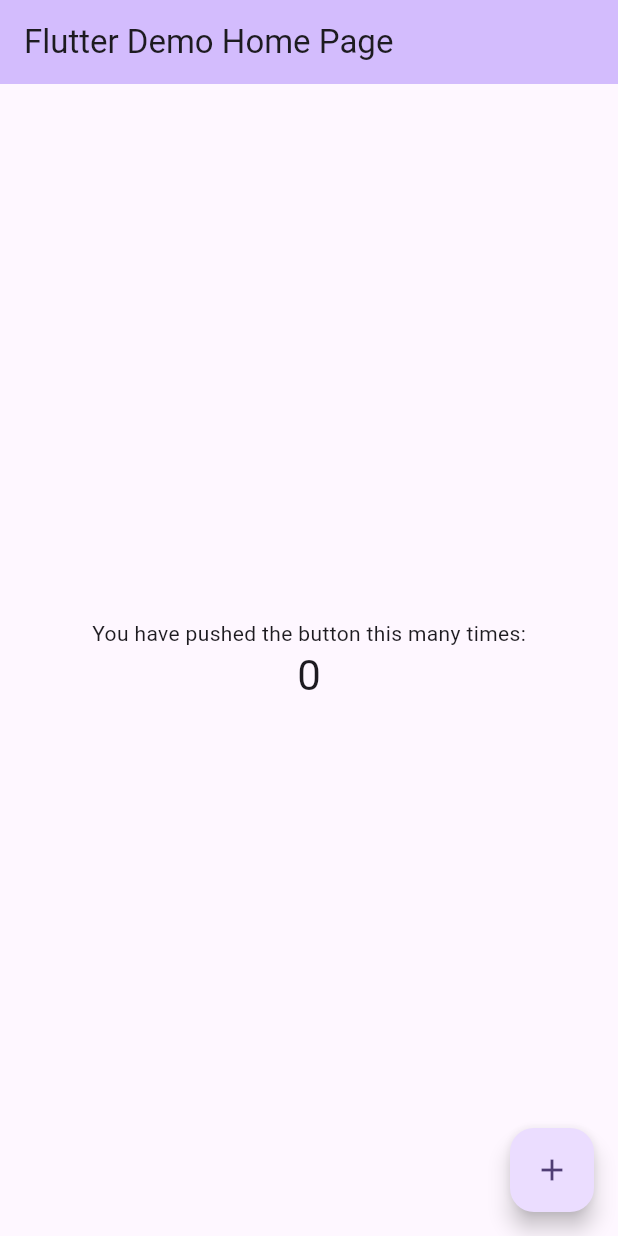
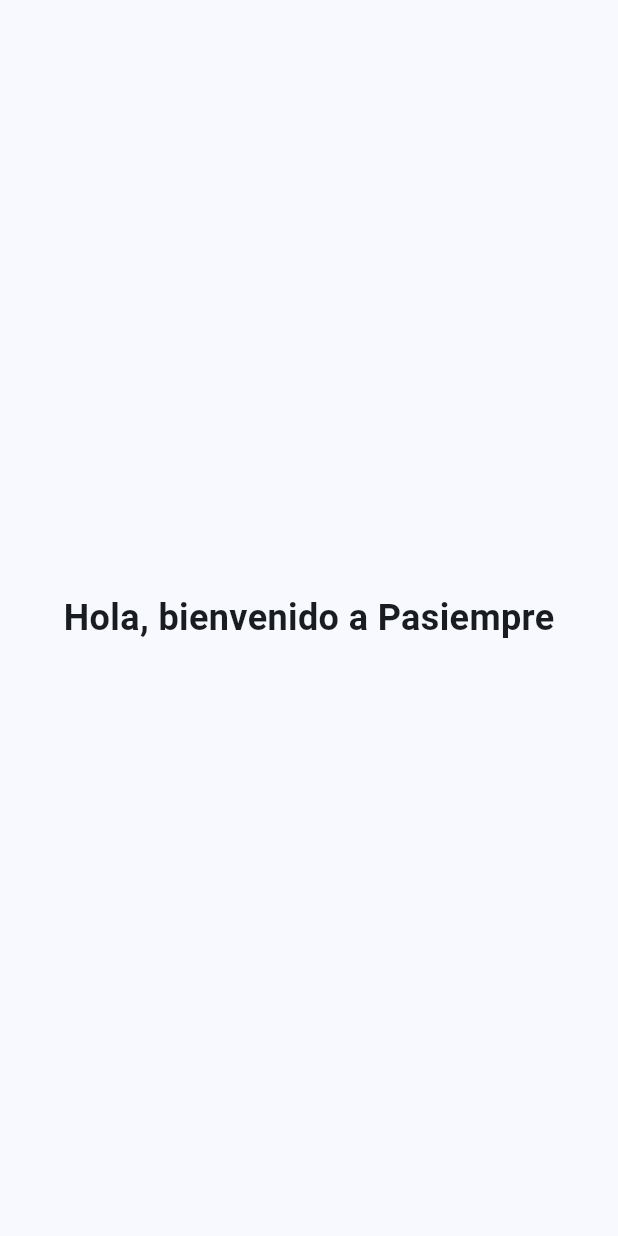
Before and after one commit to Bsmo0211/proyecto_conocimiento, a Flutter app: the screen it shows after launch, on a phone screen of 412 x 824 dp. Run offline on Flutter 3.47's test engine with Material 3 defaults, Android fonts, the phone set to English and light mode, and no system bars.

Commit message:
se elimina lo traido a la creacion de proyecto flutter

```diff
--- a/pacientes_mobile/lib/main.dart
+++ b/pacientes_mobile/lib/main.dart
@@ -1,122 +1,20 @@
 import 'package:flutter/material.dart';
+import 'package:pacientes_mobile/pages/home.dart';
 
 void main() {
-  runApp(const MyApp());
+  runApp(const PaSiempreApp());
 }
 
-class MyApp extends StatelessWidget {
-  const MyApp({super.key});
+class PaSiempreApp extends StatelessWidget {
+  const PaSiempreApp({super.key});
 
-  // This widget is the root of your application.
   @override
   Widget build(BuildContext context) {
     return MaterialApp(
-      title: 'Flutter Demo',
-      theme: ThemeData(
-        // This is the theme of your application.
-        //
-        // TRY THIS: Try running your application with "flutter run". You'll see
-        // the application has a purple toolbar. Then, without quitting the app,
-        // try changing the seedColor in the colorScheme below to Colors.green
-        // and then invoke "hot reload" (save your changes or press the "hot
-        // reload" button in a Flutter-supported IDE, or press "r" if you used
-        // the command line to start the app).
-        //
-        // Notice that the counter didn't reset back to zero; the application
-        // state is not lost during the reload. To reset the state, use hot
-        // restart instead.
-        //
-        // This works for code too, not just values: Most code changes can be
-        // tested with just a hot reload.
-        colorScheme: .fromSeed(seedColor: Colors.deepPurple),
-      ),
-      home: const MyHomePage(title: 'Flutter Demo Home Page'),
+      title: 'Pasiempre App',
+      theme: ThemeData(colorScheme: .fromSeed(seedColor: Colors.blue)),
+      debugShowCheckedModeBanner: false,
+      home: const Home(),
     );
   }
 }
-
-class MyHomePage extends StatefulWidget {
-  const MyHomePage({super.key, required this.title});
-
-  // This widget is the home page of your application. It is stateful, meaning
-  // that it has a State object (defined below) that contains fields that affect
-  // how it looks.
-
-  // This class is the configuration for the state. It holds the values (in this
-  // case the title) provided by the parent (in this case the App widget) and
-  // used by the build method of the State. Fields in a Widget subclass are
-  // always marked "final".
-
-  final String title;
-
-  @override
-  State<MyHomePage> createState() => _MyHomePageState();
-}
-
-class _MyHomePageState extends State<MyHomePage> {
-  int _counter = 0;
-
-  void _incrementCounter() {
-    setState(() {
-      // This call to setState tells the Flutter framework that something has
-      // changed in this State, which causes it to rerun the build method below
-      // so that the display can reflect the updated values. If we changed
-      // _counter without calling setState(), then the build method would not be
-      // called again, and so nothing would appear to happen.
-      _counter++;
-    });
-  }
-
-  @override
-  Widget build(BuildContext context) {
-    // This method is rerun every time setState is called, for instance as done
-    // by the _incrementCounter method above.
-    //
-    // The Flutter framework has been optimized to make rerunning build methods
-    // fast, so that you can just rebuild anything that needs updating rather
-    // than having to individually change instances of widgets.
-    return Scaffold(
-      appBar: AppBar(
-        // TRY THIS: Try changing the color here to a specific color (to
-        // Colors.amber, perhaps?) and trigger a hot reload to see the AppBar
-        // change color while the other colors stay the same.
-        backgroundColor: Theme.of(context).colorScheme.inversePrimary,
-        // Here we take the value from the MyHomePage object that was created by
-        // the App.build method, and use it to set our appbar title.
-        title: Text(widget.title),
-      ),
-      body: Center(
-        // Center is a layout widget. It takes a single child and positions it
-        // in the middle of the parent.
-        child: Column(
-          // Column is also a layout widget. It takes a list of children and
-          // arranges them vertically. By default, it sizes itself to fit its
-          // children horizontally, and tries to be as tall as its parent.
-          //
-          // Column has various properties to control how it sizes itself and
-          // how it positions its children. Here we use mainAxisAlignment to
-          // center the children vertically; the main axis here is the vertical
-          // axis because Columns are vertical (the cross axis would be
-          // horizontal).
-          //
-          // TRY THIS: Invoke "debug painting" (choose the "Toggle Debug Paint"
-          // action in the IDE, or press "p" in the console), to see the
-          // wireframe for each widget.
-          mainAxisAlignment: .center,
-          children: [
-            const Text('You have pushed the button this many times:'),
-            Text(
-              '$_counter',
-              style: Theme.of(context).textTheme.headlineMedium,
-            ),
-          ],
-        ),
-      ),
-      floatingActionButton: FloatingActionButton(
-        onPressed: _incrementCounter,
-        tooltip: 'Increment',
-        child: const Icon(Icons.add),
-      ),
-    );
-  }
-}
--- /dev/null
+++ b/pacientes_mobile/lib/pages/home.dart
@@ -0,0 +1,28 @@
+import 'package:flutter/material.dart';
+
+class Home extends StatefulWidget {
+  const Home({super.key});
+
+  @override
+  State<Home> createState() => _HomeState();
+}
+
+class _HomeState extends State<Home> {
+  @override
+  Widget build(BuildContext context) {
+    return Scaffold(
+      body: Column(
+        crossAxisAlignment: CrossAxisAlignment.center,
+        mainAxisAlignment: MainAxisAlignment.center,
+        children: [
+          Center(
+            child: Text(
+              'Hola, bienvenido a Pasiempre',
+              style: TextStyle(fontSize: 24, fontWeight: FontWeight.bold),
+            ),
+          ),
+        ],
+      ),
+    );
+  }
+}
```
Also changed, not shown: 1 other file.
